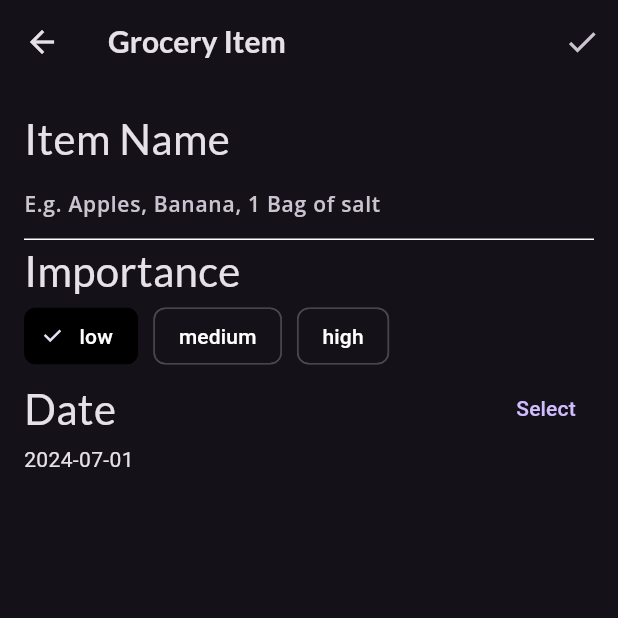
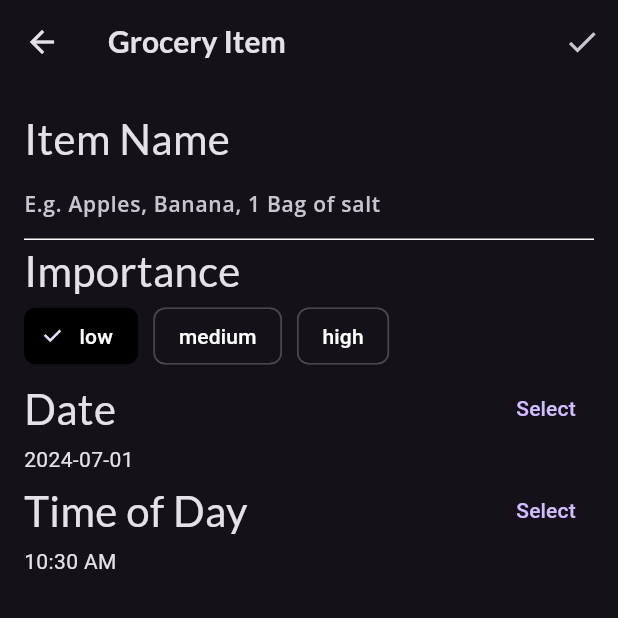
Before and after one commit to cxm1234/Flutter_Apprentice, a Flutter app: the screen it shows after launch, item 3 of the bottom bar chosen, after a tap on the "add" icon, on a phone screen of 412 x 824 dp, the top half of it. Run offline on Flutter 3.47's test engine with Material 3 defaults, Android fonts, the phone set to English and light mode, and no system bars; our stand-ins replace google_fonts.

Commit message:
feature:add timepicker

```diff
--- a/fooderlich/lib/screens/grocery_item_screen.dart
+++ b/fooderlich/lib/screens/grocery_item_screen.dart
@@ -72,7 +72,8 @@ class _GroceryItemScreenState extends State<GroceryItemScreen> {
           children: [
             buildNameField(),
             buildImportanceField(),
-            buildDateField(context)
+            buildDateField(context),
+            buildTimeField(context)
           ],
         ),
       ),
@@ -178,4 +179,31 @@ class _GroceryItemScreenState extends State<GroceryItemScreen> {
       ],
     );
   }
+
+  Widget buildTimeField(BuildContext context) {
+    return Column(
+      crossAxisAlignment: CrossAxisAlignment.start,
+      children: [
+        Row(
+          mainAxisAlignment: MainAxisAlignment.spaceBetween,
+          children: [
+            Text('Time of Day', style: GoogleFonts.lato(fontSize: 28.0),),
+            TextButton(
+              child: const Text('Select'),
+              onPressed: () async {
+                final timeOfDay = await showTimePicker(context: context, initialTime: TimeOfDay.now());
+                setState(() {
+                  if (timeOfDay != null) {
+                    _timeOfDay = timeOfDay;
+                  }
+                });
+              },
+            )
+          ],
+        ),
+        if (_timeOfDay != null)
+          Text(_timeOfDay.format(context))
+      ],
+    );
+  }
 }
```
